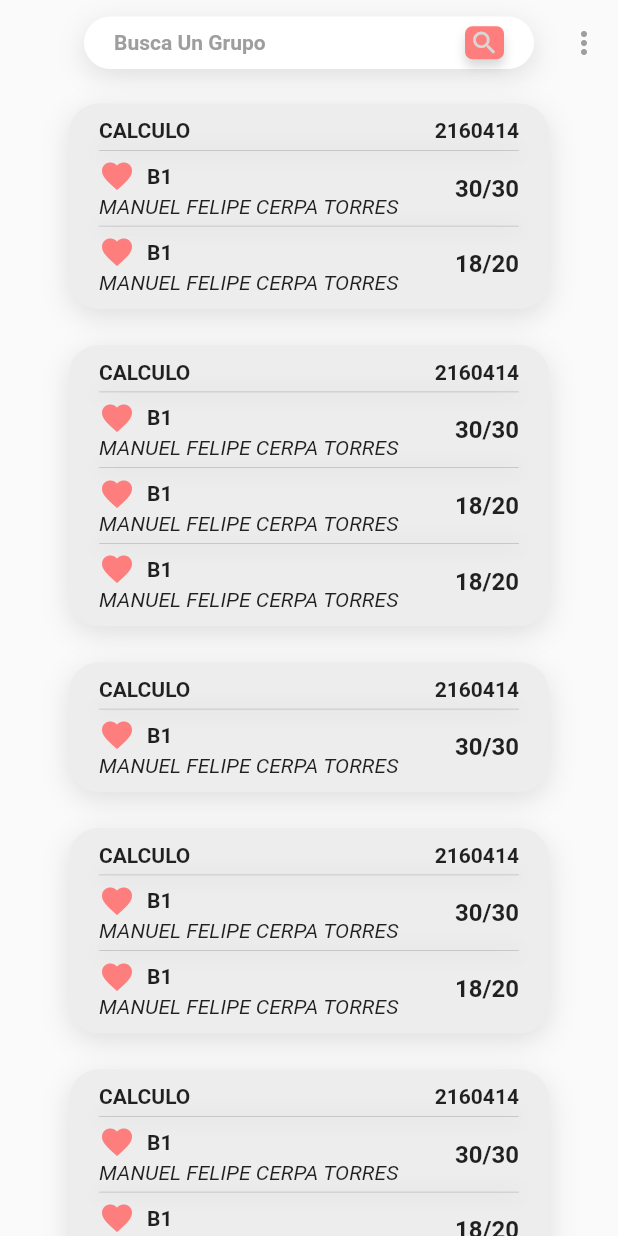
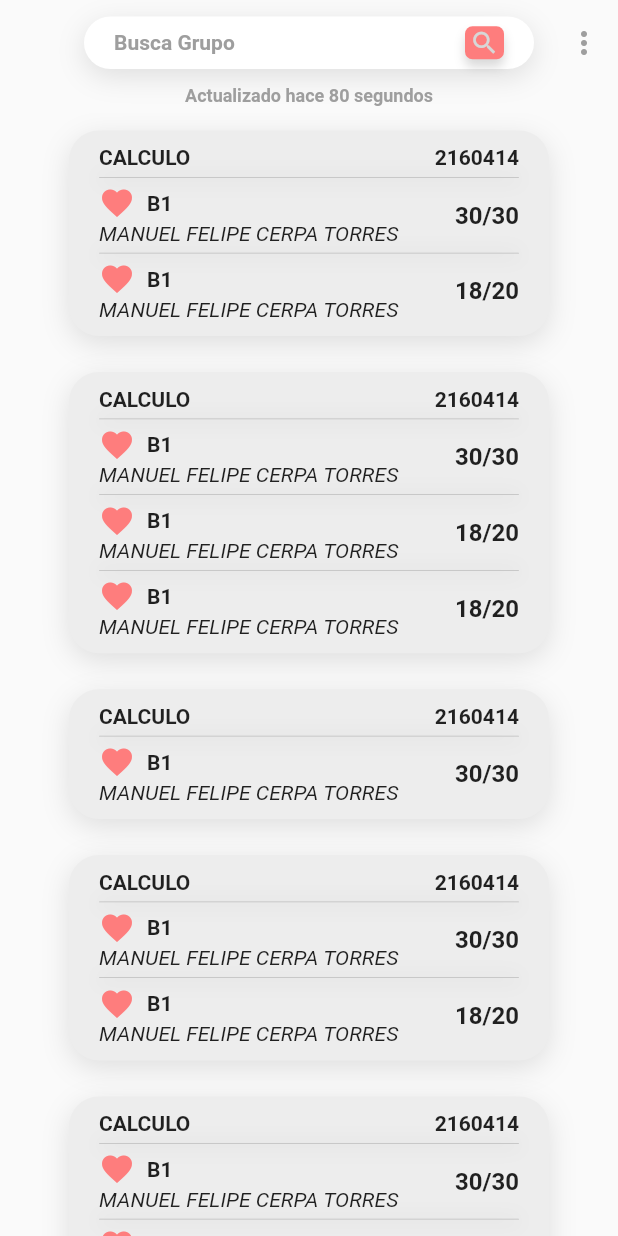
Before and after one commit to camilosanmiguel/asignaturasuis, a Flutter app: the screen it shows after launch, on a phone screen of 412 x 824 dp. Run offline on Flutter 3.47's test engine with Material 2 defaults, Android fonts, the light colour scheme and no system bars; our stand-ins replace bloc, flutter_bloc.

Commit message:
Crea Cubit Tiempo

```diff
--- /dev/null
+++ b/lib/src/cubit/time_cubit.dart
@@ -0,0 +1,5 @@
+import 'package:flutter_bloc/flutter_bloc.dart';
+
+class TimeCubit extends Cubit<int> {
+  TimeCubit() : super(80);
+}
--- a/lib/src/pages/home/home_page.dart
+++ b/lib/src/pages/home/home_page.dart
@@ -4,6 +4,7 @@ import 'package:flutter_bloc/flutter_bloc.dart';
 
 import 'widgets/header.dart';
 import 'widgets/body.dart';
+import 'widgets/subheader.dart';
 
 class HomePage extends StatelessWidget {
   @override
@@ -17,6 +18,7 @@ class HomePage extends StatelessWidget {
             mainAxisSize: MainAxisSize.max,
             children: <Widget>[
               Header(),
+              SubHeader(),
               Body(),
             ],
           ),
--- /dev/null
+++ b/lib/src/pages/home/widgets/subheader.dart
@@ -0,0 +1,26 @@
+import 'package:flutter/material.dart';
+import 'package:flutter_bloc/flutter_bloc.dart';
+import 'package:cupos_uis/src/cubit/time_cubit.dart';
+
+class SubHeader extends StatelessWidget {
+  @override
+  Widget build(BuildContext context) {
+    return BlocBuilder<TimeCubit, int>(
+      cubit: TimeCubit(),
+      builder: (BuildContext context, int state) => state.isNegative
+          ? Container()
+          : Padding(
+              padding: const EdgeInsets.only(bottom: 4),
+              child: Text(
+                "Actualizado hace $state segundos",
+                textAlign: TextAlign.end,
+                style: TextStyle(
+                  fontSize: 12,
+                  fontWeight: FontWeight.w600,
+                  color: Color(0xff9E9E9E),
+                ),
+              ),
+            ),
+    );
+  }
+}
--- a/lib/src/pages/widgets/buscar.dart
+++ b/lib/src/pages/widgets/buscar.dart
@@ -35,7 +35,7 @@ class Buscar extends StatelessWidget {
           mainAxisAlignment: MainAxisAlignment.spaceBetween,
           children: <Widget>[
             Text(
-              "Busca Un Grupo",
+              "Busca Grupo",
               style: TextStyle(
                 fontWeight: FontWeight.w600,
                 color: Color(0xff9E9E9E),
--- a/lib/src/pages/widgets/texto.dart
+++ b/lib/src/pages/widgets/texto.dart
@@ -9,14 +9,15 @@ class Texto extends StatelessWidget {
   Widget build(BuildContext context) {
     return Expanded(
       child: Center(
-          child: Text(
-        "No Tienes Ningun Grupo \nGuardado, Dale Click \nEn Buscar",
-        textAlign: TextAlign.center,
-        style: TextStyle(
-          fontWeight: FontWeight.w600,
-          color: Color(0xff9E9E9E),
+        child: Text(
+          "No Tienes Grupos \nGuardados Dale Click En\nBuscar Grupo",
+          textAlign: TextAlign.center,
+          style: TextStyle(
+            fontWeight: FontWeight.w600,
+            color: Color(0xff9E9E9E),
+          ),
         ),
-      )),
+      ),
     );
   }
 }
```
